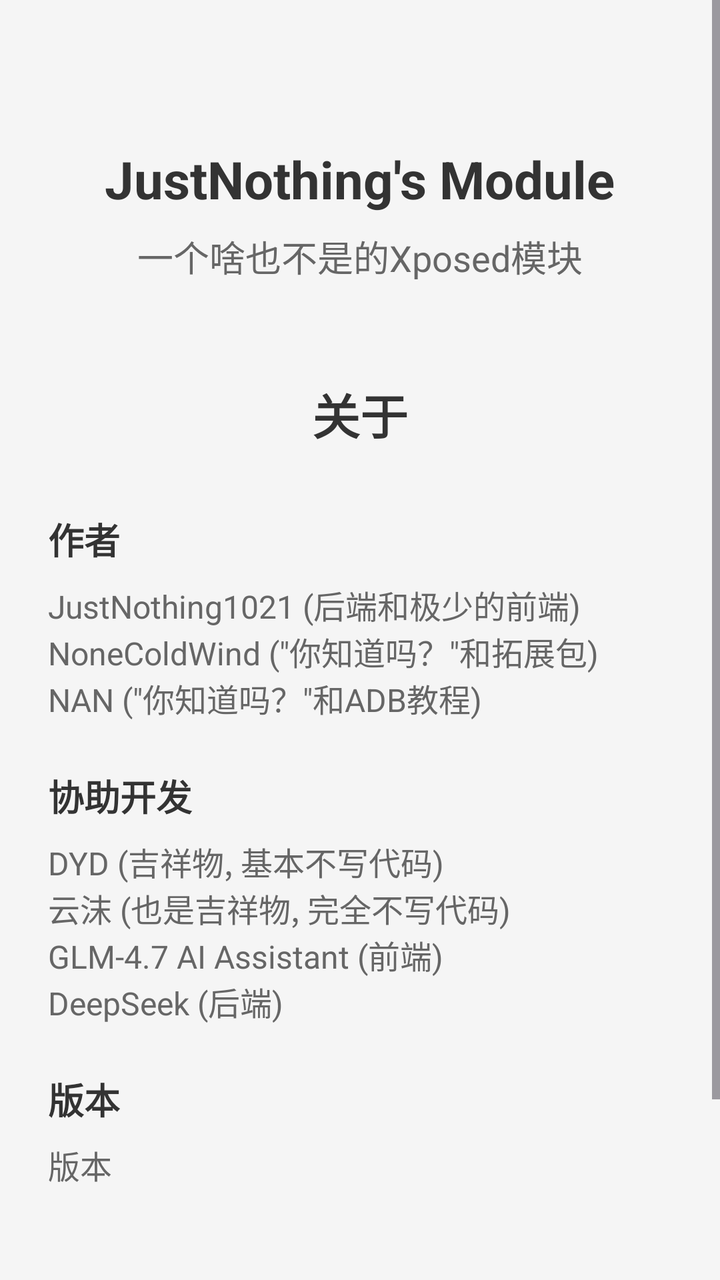
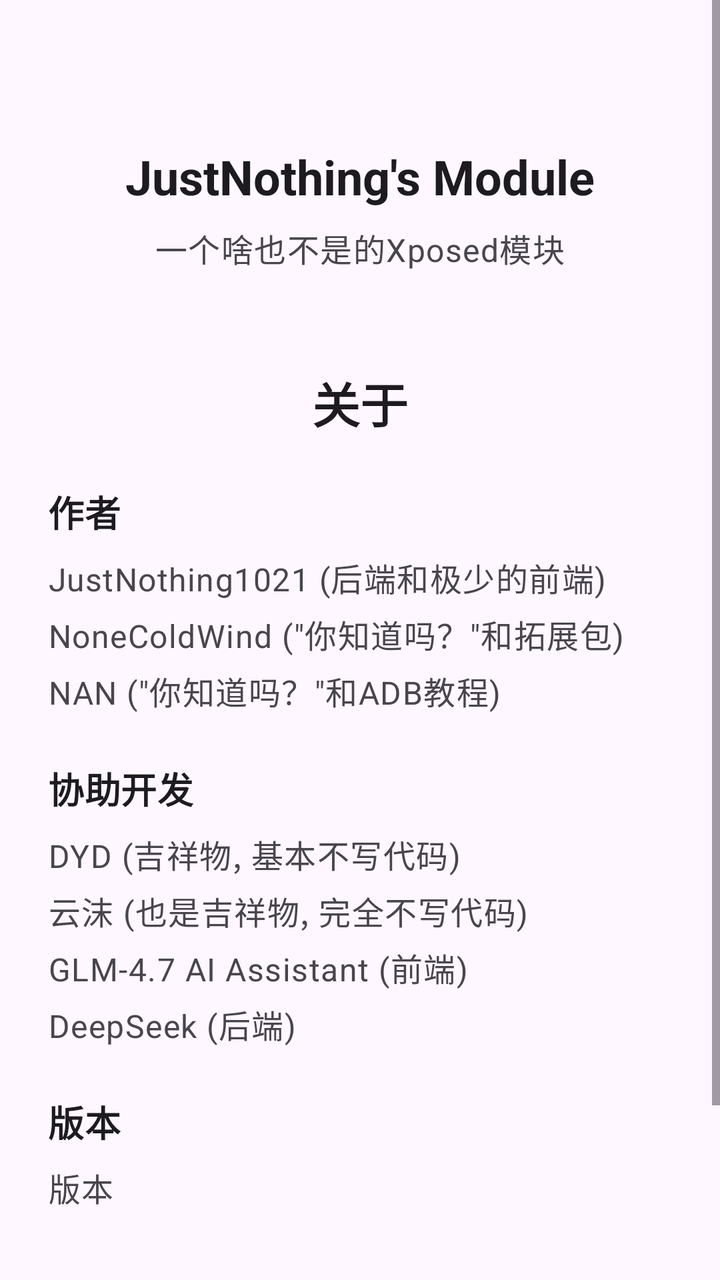

The first picture is an Android layout as it rendered before a commit; the second is the same layout after the commit. The layout source and the unified diff follow.
<!-- AndroidManifest.xml: activity theme Theme.JustNothing -->
<!-- res/layout/activity_about.xml -->
<?xml version="1.0" encoding="utf-8"?>
<ScrollView xmlns:android="http://schemas.android.com/apk/res/android"
    android:layout_width="match_parent"
    android:layout_height="match_parent"
    android:background="#F5F5F5">

    <LinearLayout
        android:layout_width="match_parent"
        android:layout_height="wrap_content"
        android:orientation="vertical"
        android:padding="24dp"
        android:gravity="center">

        <TextView
            android:layout_width="wrap_content"
            android:layout_height="wrap_content"
            android:layout_marginTop="48dp"
            android:layout_marginBottom="8dp"
            android:text="@string/welcome_app_title"
            android:textColor="#333333"
            android:textSize="26sp"
            android:textStyle="bold" />

        <TextView
            android:layout_width="wrap_content"
            android:layout_height="wrap_content"
            android:layout_marginBottom="48dp"
            android:text="@string/welcome_app_subtitle"
            android:textColor="#666666"
            android:textSize="18sp" />

        <TextView
            android:layout_width="wrap_content"
            android:layout_height="wrap_content"
            android:layout_marginBottom="32dp"
            android:text="@string/about"
            android:textColor="#333333"
            android:textSize="24sp"
            android:textStyle="bold" />

        <TextView
            android:layout_width="match_parent"
            android:layout_height="wrap_content"
            android:text="@string/about_author"
            android:textSize="18sp"
            android:textStyle="bold"
            android:textColor="#333333"
            android:layout_marginBottom="8dp" />

        <TextView
            android:layout_width="match_parent"
            android:layout_height="wrap_content"
            android:layout_marginBottom="24dp"
            android:text="@string/about_author_info"
            android:textColor="#666666"
            android:textSize="16sp" />

        <TextView
            android:layout_width="match_parent"
            android:layout_height="wrap_content"
            android:layout_marginBottom="8dp"
            android:text="@string/about_assistant_development"
            android:textColor="#333333"
            android:textSize="18sp"
            android:textStyle="bold" />

        <TextView
            android:layout_width="match_parent"
            android:layout_height="wrap_content"
            android:text="@string/about_assistant_info"
            android:textSize="16sp"
            android:textColor="#666666"
            android:layout_marginBottom="24dp" />

        <TextView
            android:layout_width="match_parent"
            android:layout_height="wrap_content"
            android:text="@string/about_version"
            android:textSize="18sp"
            android:textStyle="bold"
            android:textColor="#333333"
            android:layout_marginBottom="8dp" />

        <TextView
            android:id="@+id/tv_version"
            android:layout_width="match_parent"
            android:layout_height="wrap_content"
            android:layout_marginBottom="48dp"
            android:text="@string/about_version"
            android:textColor="#666666"
            android:textSize="16sp" />

        <Button
            android:id="@+id/btn_back"
            android:layout_width="match_parent"
            android:layout_height="wrap_content"
            android:layout_marginBottom="16dp"
            android:padding="16dp"
            android:text="@string/general_back"
            android:textSize="16sp"
            android:backgroundTint="#607D8B" />

    </LinearLayout>

</ScrollView>
<!-- resources referenced by this layout -->
<resources>
  <string name="about">关于</string>
  <string name="about_assistant_development">协助开发</string>
  <string name="about_assistant_info">DYD (吉祥物, 基本不写代码)\n云沫 (也是吉祥物, 完全不写代码) \nGLM-4.7 AI Assistant (前端)\nDeepSeek (后端)</string>
  <string name="about_author">作者</string>
  <string name="about_author_info">JustNothing1021 (后端和极少的前端)\nNoneColdWind (\"你知道吗？\"和拓展包)\nNAN (\"你知道吗？\"和ADB教程)</string>
  <string name="about_version">版本</string>
  <string name="general_back">返回</string>
  <string name="welcome_app_subtitle">一个啥也不是的Xposed模块</string>
  <string name="welcome_app_title">JustNothing\'s Module</string>
  <style name="Theme.JustNothing" parent="Base.Theme.JustNothing" />
  <style name="Base.Theme.JustNothing" parent="Theme.Material3.DayNight.NoActionBar">
          
          
      </style>
</resources>

<!-- the commit's change to res/layout/activity_about.xml (unified diff, before → after) -->
@@ -1,104 +1,91 @@
 <?xml version="1.0" encoding="utf-8"?>
 <ScrollView xmlns:android="http://schemas.android.com/apk/res/android"
     android:layout_width="match_parent"
-    android:layout_height="match_parent"
-    android:background="#F5F5F5">
+    android:layout_height="match_parent">
 
     <LinearLayout
         android:layout_width="match_parent"
         android:layout_height="wrap_content"
         android:orientation="vertical"
-        android:padding="24dp"
-        android:gravity="center">
+        android:gravity="center"
+        android:padding="@dimen/spacing_24">
 
+        
         <TextView
             android:layout_width="wrap_content"
             android:layout_height="wrap_content"
-            android:layout_marginTop="48dp"
-            android:layout_marginBottom="8dp"
+            android:layout_marginTop="@dimen/spacing_48"
+            android:layout_marginBottom="@dimen/spacing_8"
             android:text="@string/welcome_app_title"
-            android:textColor="#333333"
-            android:textSize="26sp"
-            android:textStyle="bold" />
+            android:textAppearance="@style/TextAppearance.App.Headline" />
 
+        
         <TextView
             android:layout_width="wrap_content"
             android:layout_height="wrap_content"
-            android:layout_marginBottom="48dp"
+            android:layout_marginBottom="@dimen/spacing_48"
             android:text="@string/welcome_app_subtitle"
-            android:textColor="#666666"
-            android:textSize="18sp" />
+            android:textAppearance="@style/TextAppearance.App.Body.Secondary" />
 
+        
         <TextView
             android:layout_width="wrap_content"
             android:layout_height="wrap_content"
-            android:layout_marginBottom="32dp"
+            android:layout_marginBottom="@dimen/spacing_24"
             android:text="@string/about"
-            android:textColor="#333333"
-            android:textSize="24sp"
-            android:textStyle="bold" />
+            android:textAppearance="@style/TextAppearance.App.Headline" />
 
         <TextView
             android:layout_width="match_parent"
             android:layout_height="wrap_content"
+            android:layout_marginBottom="@dimen/spacing_8"
             android:text="@string/about_author"
-            android:textSize="18sp"
-            android:textStyle="bold"
-            android:textColor="#333333"
-            android:layout_marginBottom="8dp" />
+            android:textAppearance="@style/TextAppearance.App.Section" />
 
         <TextView
             android:layout_width="match_parent"
             android:layout_height="wrap_content"
-            android:layout_marginBottom="24dp"
+            android:layout_marginBottom="@dimen/spacing_24"
             android:text="@string/about_author_info"
-            android:textColor="#666666"
-            android:textSize="16sp" />
+            android:textAppearance="@style/TextAppearance.App.Body.Secondary" />
 
         <TextView
             android:layout_width="match_parent"
             android:layout_height="wrap_content"
-            android:layout_marginBottom="8dp"
+            android:layout_marginBottom="@dimen/spacing_8"
             android:text="@string/about_assistant_development"
-            android:textColor="#333333"
-            android:textSize="18sp"
-            android:textStyle="bold" />
+            android:textAppearance="@style/TextAppearance.App.Section" />
 
         <TextView
             android:layout_width="match_parent"
             android:layout_height="wrap_content"
+            android:layout_marginBottom="@dimen/spacing_24"
             android:text="@string/about_assistant_info"
-            android:textSize="16sp"
-            android:textColor="#666666"
-            android:layout_marginBottom="24dp" />
+            android:textAppearance="@style/TextAppearance.App.Body.Secondary" />
 
         <TextView
             android:layout_width="match_parent"
             android:layout_height="wrap_content"
+            android:layout_marginBottom="@dimen/spacing_8"
             android:text="@string/about_version"
-            android:textSize="18sp"
-            android:textStyle="bold"
-            android:textColor="#333333"
-            android:layout_marginBottom="8dp" />
+            android:textAppearance="@style/TextAppearance.App.Section" />
 
         <TextView
             android:id="@+id/tv_version"
             android:layout_width="match_parent"
             android:layout_height="wrap_content"
-            android:layout_marginBottom="48dp"
+            android:layout_marginBottom="@dimen/spacing_48"
             android:text="@string/about_version"
-            android:textColor="#666666"
-            android:textSize="16sp" />
+            android:textAppearance="@style/TextAppearance.App.Body.Secondary" />
 
+        
         <Button
             android:id="@+id/btn_back"
+            style="@style/Widget.App.Button.Tonal"
             android:layout_width="match_parent"
             android:layout_height="wrap_content"
-            android:layout_marginBottom="16dp"
-            android:padding="16dp"
-            android:text="@string/general_back"
-            android:textSize="16sp"
-            android:backgroundTint="#607D8B" />
+            android:layout_marginBottom="@dimen/spacing_16"
+            android:text="@string/general_back" />
 
     </LinearLayout>
 
<!-- resource entries referenced after the edit -->
@@ -1,5 +1,9 @@
 <!-- resources referenced by this layout -->
 <resources>
+  <dimen name="spacing_16">16dp</dimen>
+  <dimen name="spacing_24">24dp</dimen>
+  <dimen name="spacing_48">48dp</dimen>
+  <dimen name="spacing_8">8dp</dimen>
   <string name="about">关于</string>
   <string name="about_assistant_development">协助开发</string>
   <string name="about_assistant_info">DYD (吉祥物, 基本不写代码)\n云沫 (也是吉祥物, 完全不写代码) \nGLM-4.7 AI Assistant (前端)\nDeepSeek (后端)</string>
@@ -9,9 +13,27 @@
   <string name="general_back">返回</string>
   <string name="welcome_app_subtitle">一个啥也不是的Xposed模块</string>
   <string name="welcome_app_title">JustNothing\'s Module</string>
+  <style name="TextAppearance.App.Body.Secondary" parent="TextAppearance.App.Body">
+          <item name="android:textColor">?attr/colorOnSurfaceVariant</item>
+      </style>
+  <style name="TextAppearance.App.Headline" parent="TextAppearance.Material3.HeadlineSmall">
+          <item name="android:textStyle">bold</item>
+          <item name="android:textColor">?attr/colorOnSurface</item>
+      </style>
+  <style name="TextAppearance.App.Section" parent="TextAppearance.Material3.TitleMedium">
+          <item name="android:textSize">18sp</item>
+          <item name="android:textStyle">bold</item>
+          <item name="android:textColor">?attr/colorOnSurface</item>
+      </style>
+  <style name="Widget.App.Button.Tonal" parent="Widget.Material3.Button.TonalButton">
+          <item name="android:insetTop">0dp</item>
+          <item name="android:insetBottom">0dp</item>
+      </style>
   <style name="Theme.JustNothing" parent="Base.Theme.JustNothing" />
+  <style name="TextAppearance.App.Body" parent="TextAppearance.Material3.BodyLarge">
+          <item name="android:textColor">?attr/colorOnSurface</item>
+      </style>
   <style name="Base.Theme.JustNothing" parent="Theme.Material3.DayNight.NoActionBar">
-          
           
       </style>
 </resources>
